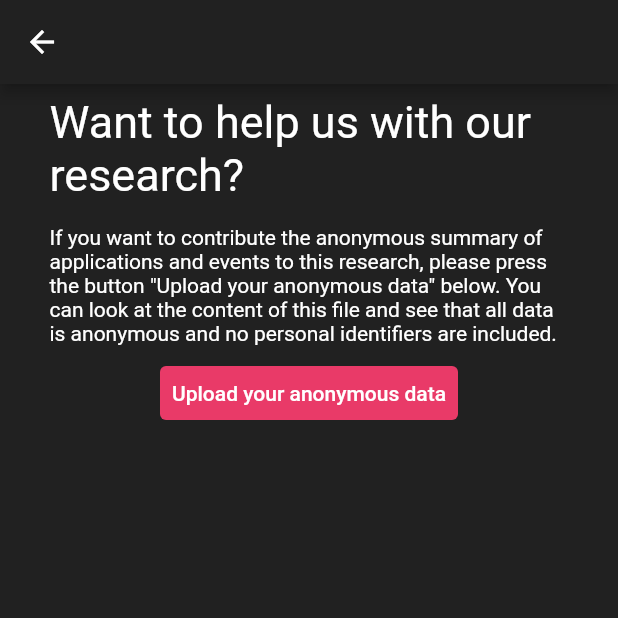
After one commit to gsailer/ofa-app, a Flutter app: the ExportData screen opened by its route, on a phone screen of 412 x 824 dp, the top half of it. The commit adds this screen. Run offline on Flutter 3.47's test engine with Material 2 defaults, Android fonts, the phone set to English and light mode, and no system bars; our stand-ins replace charts_flutter, file_picker; missing offline and left inert: charts_common, date_range_picker, df.

Commit message:
Add export data view

```diff
--- a/lib/main.dart
+++ b/lib/main.dart
@@ -11,6 +11,7 @@ import 'package:ofa_v0/views/authors.dart';
 import 'package:ofa_v0/views/delete_confirm.dart';
 import 'package:ofa_v0/views/insights_screens/insight_detail.dart';
 import 'package:ofa_v0/views/privacy_edu.dart';
+import 'package:ofa_v0/views/export_data.dart';
 
 void main() {
   runApp(MyApp());
@@ -39,6 +40,7 @@ class MyApp extends StatelessWidget {
           '/delete_confirm': (context) => DeleteConfirm(),
           '/licenses': (context) => OssLicensesPage(),
           '/privacy_edu': (context) => PrivacyEdu(),
+          '/export_data': (context) => ExportData(),
         });
   }
 }
--- /dev/null
+++ b/lib/views/export_data.dart
@@ -0,0 +1,81 @@
+import 'package:flutter/material.dart';
+import 'package:flutter/rendering.dart';
+import 'package:ofa_v0/repositories.dart';
+import 'package:ofa_v0/insights/data_exporter.dart';
+
+class ExportData extends StatefulWidget {
+  @override
+  _ExportDataState createState() => _ExportDataState();
+}
+
+class _ExportDataState extends State<ExportData> {
+  // double _pageViewHeight = 0.45;
+
+  @override
+  Widget build(BuildContext context) {
+    return Scaffold(
+      appBar: AppBar(
+        backgroundColor: Color(0xff212121),
+        leading: Builder(builder: (BuildContext context) {
+          return IconButton(
+            icon: Icon(Icons.arrow_back, color: Colors.white),
+            onPressed: () {
+              Navigator.of(context).pop();
+            },
+          );
+        }),
+      ),
+      body: Container(
+        decoration: BoxDecoration(
+          color: Color(0xFF212121),
+        ),
+        child: ListView(children: <Widget>[
+          Padding(
+            padding: EdgeInsets.symmetric(
+              horizontal: 25,
+            ),
+            child: Container(
+              //TODO: auto adjust height depending on phone size (prevent overflow error on small/big devices"
+              height: MediaQuery.of(context).size.height * 1.4,
+              child: Column(
+                children: <Widget>[
+                  Padding(
+                    padding: const EdgeInsets.all(8.0),
+                    child: Align(
+                      child: Text(
+                        "Want to help us with our research?",
+                        style: TextStyle(
+                          //TODO: change font to Russo One
+                          fontSize: 30,
+                          color: Colors.white,
+                        ),
+                      ),
+                    ),
+                  ),
+                  Padding(
+                    padding: const EdgeInsets.all(8.0),
+                    child: Text("If you want to contribute the anonymous summary of applications and events to this research, please press the button \"Upload your anonymous data\" below. You can look at the content of this file and see that all data is anonymous and no personal identifiers are included."
+                    ),
+                  ),
+                  TextButton(
+                  style: TextButton.styleFrom(
+                    backgroundColor: Theme.of(context).buttonColor,
+                    primary: Colors.white,
+                  ),
+                  onPressed: () {
+                    INRepository insights = new INRepository();
+                    DataExporter de = new DataExporter();
+                    print(insights.getInsight(de.insightKey));
+                  },
+                  child: Text(
+                    "Upload your anonymous data",
+                  )),
+                ],
+              ),
+            ),
+          ),
+        ]),
+      ),
+    );
+  }
+}
```
